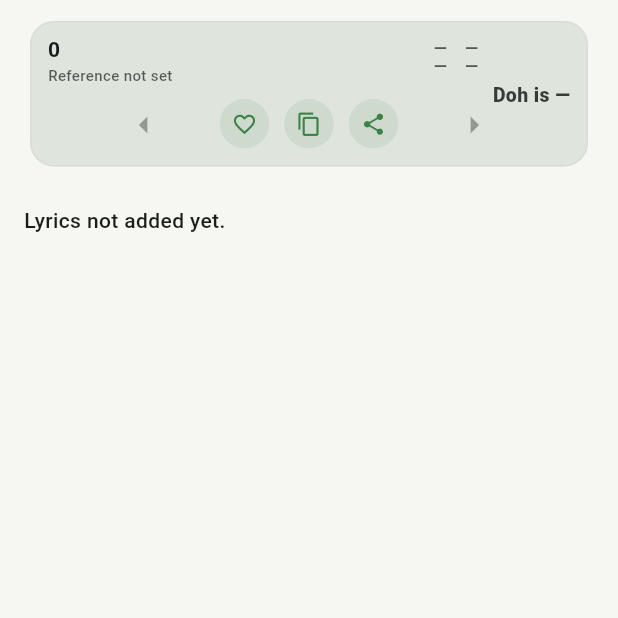
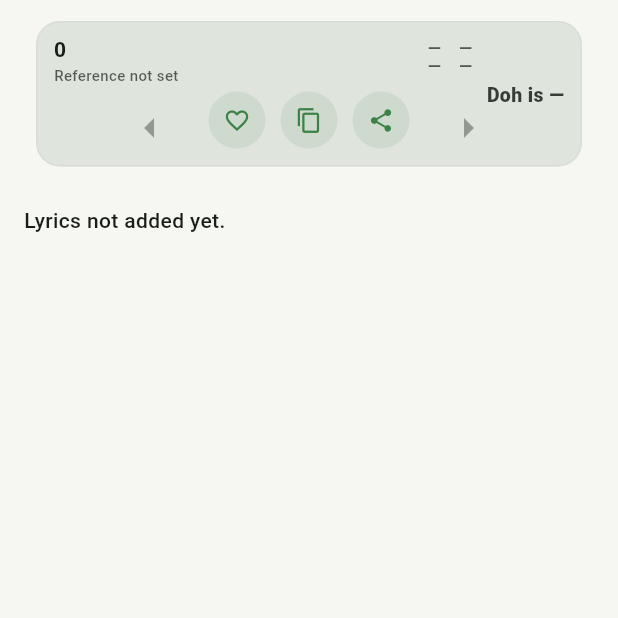
Before and after one commit to nakasanje/lusogahymnal, a Flutter app: the SongDetails screen opened directly with empty values, on a phone screen of 412 x 824 dp, the top half of it. Run offline on Flutter 3.47's test engine with Material 3 defaults, Android fonts, the phone set to English and light mode, and no system bars; our stand-ins replace share_plus, shared_preferences; accounts and stored records are empty.

Commit message:
Update main.dart2

```diff
--- a/lib/main.dart
+++ b/lib/main.dart
@@ -1076,7 +1076,7 @@ class _SongsHomeState extends State<SongsHome> {
 
                       // divider starts after the number bubble
                       Padding(
-                        padding: const EdgeInsets.only(left: 72),
+                        padding: const EdgeInsets.only(left: 65),
                         child: Divider(
                           height: 1,
                           thickness: 1,
@@ -1282,7 +1282,7 @@ class SongDetails extends StatelessWidget {
               height: 125,
               child: Container(
                 color: Theme.of(context).scaffoldBackgroundColor,
-                padding: const EdgeInsets.fromLTRB(16, 10, 16, 10),
+                padding: const EdgeInsets.fromLTRB(20, 10, 20, 10),
                 child: Card(
                   elevation: 0,
                   color: scheme.surfaceContainerHighest,
@@ -1369,7 +1369,7 @@ class SongDetails extends StatelessWidget {
                           top:35,
                           child: IconButton(
                             tooltip: 'Previous hymn',
-                            icon: const Icon(Icons.arrow_left, size: 28),
+                            icon: const Icon(Icons.arrow_left, size: 32),
                             onPressed: index > 0 ? goPrev : null,
                           ),
                         ),
@@ -1381,7 +1381,7 @@ class SongDetails extends StatelessWidget {
                           top:35,
                           child: IconButton(
                             tooltip: 'Next hymn',
-                            icon: const Icon(Icons.arrow_right, size: 28),
+                            icon: const Icon(Icons.arrow_right, size: 32),
                             onPressed: index < allSongs.length - 1 ? goNext : null,
                           ),
                         ),
@@ -1534,9 +1534,9 @@ class _HeaderActions extends StatelessWidget {
           borderRadius: BorderRadius.circular(600),
           onTap: onTap,
           child: Padding(
-            padding: const EdgeInsets.symmetric(horizontal: 8, vertical: 8),
+            padding: const EdgeInsets.symmetric(horizontal: 10, vertical: 10),
             child: IconTheme(
-              data: IconThemeData(color: greener, size: 17), // ✅ keep size
+              data: IconThemeData(color: greener, size: 18), // ✅ keep size
               child: child,
             ),
           ),
```
